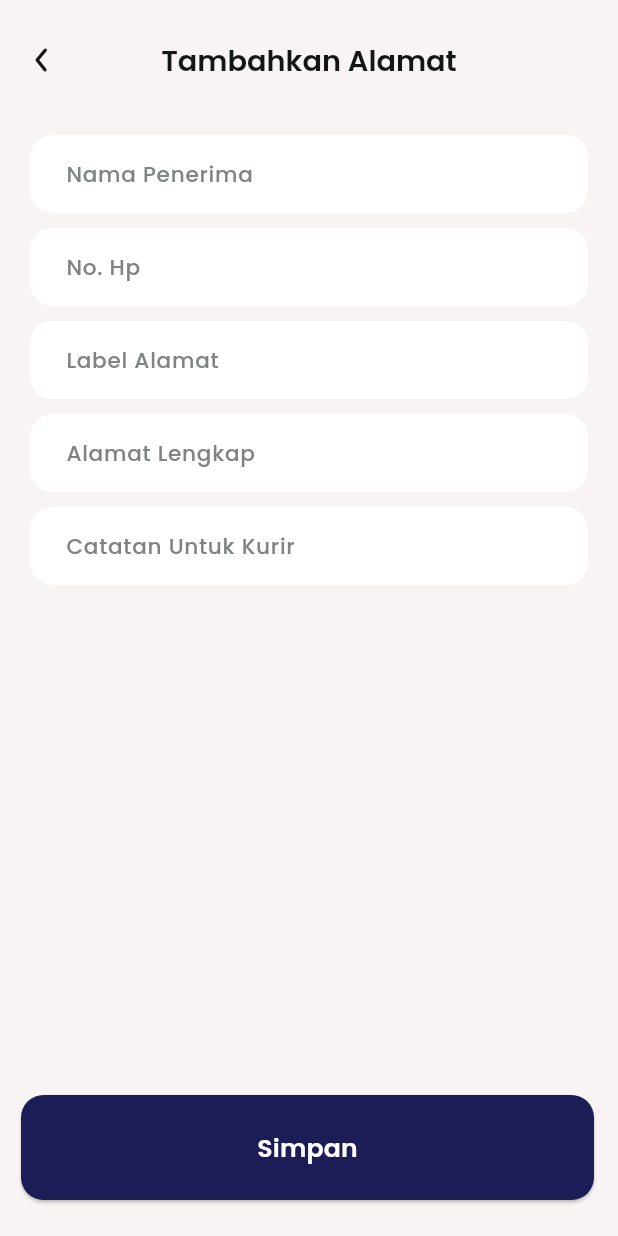
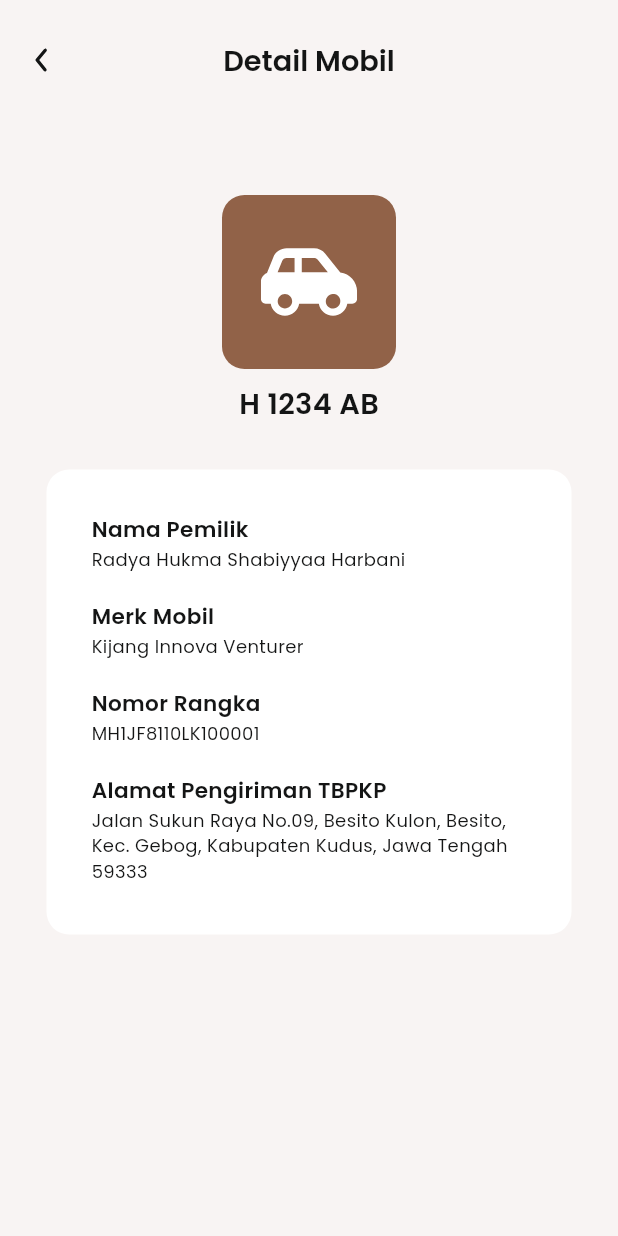
Before and after one commit to SyahranFD/govbill, a Flutter app: the screen it shows after launch, on a phone screen of 412 x 824 dp. Run offline on Flutter 3.47's test engine with Material 3 defaults, Android fonts, the phone set to English and light mode, and no system bars; our stand-ins replace flutter_svg, get, google_fonts; project files that could hold a hidden picture were left out.

Commit message:
RH : styling detail kendaraan page

```diff
--- /dev/null
+++ b/lib/app/pages/detail_kendaraan_page/component/detail_mobil/detail_mobil_view.dart
@@ -0,0 +1,153 @@
+import 'package:flutter/material.dart';
+import 'package:flutter_svg/svg.dart';
+import 'package:get/get.dart';
+import 'package:govbill/common/helper/themes.dart';
+
+class DetailMobilPageView extends StatelessWidget {
+  const DetailMobilPageView({super.key});
+
+  @override
+  Widget build(BuildContext context) {
+    return Scaffold(
+      backgroundColor: backgroundPageColor,
+      appBar: AppBar(
+        toolbarHeight: 80,
+        backgroundColor: backgroundPageColor,
+        elevation: 0,
+        title: Text(
+          'Detail Mobil',
+          style: tsBodyLargeSemiboldBlack,
+        ),
+        centerTitle: true,
+        leading: InkWell(
+          onTap: () => Get.back(),
+          child: Padding(
+            padding: EdgeInsets.symmetric(
+              horizontal: 15,
+            ),
+            child: SvgPicture.asset(
+              'assets/icons/icArrowBack.svg',
+            ),
+          ),
+        ),
+      ),
+      body: Center(
+        child: Column(
+          children: [
+            Container(
+              alignment: Alignment.center,
+              width: 116,
+              height: 116,
+              margin: EdgeInsets.only(
+                top: 50,
+              ),
+              decoration: BoxDecoration(
+                color: categoryMobil,
+                borderRadius: BorderRadius.circular(15),
+              ),
+              child: SvgPicture.asset(
+                'assets/icons/icMobil.svg',
+                height: 55,
+              ),
+            ),
+            SizedBox(
+              height: 10,
+            ),
+            Text(
+              'H 1234 AB',
+              style: tsBodyLargeSemiboldBlack,
+            ),
+            SizedBox(
+              height: 30,
+            ),
+            Container(
+              width: 350,
+              height: 310,
+              decoration: BoxDecoration(
+                color: primaryColor,
+                borderRadius: BorderRadius.circular(15),
+              ),
+              child: Padding(
+                padding: const EdgeInsets.all(30),
+                child: Column(
+                  crossAxisAlignment: CrossAxisAlignment.start,
+                  children: [
+                    Container(
+                      child: Column(
+                        crossAxisAlignment: CrossAxisAlignment.start,
+                        children: [
+                          Text(
+                            'Nama Pemilik',
+                            style: tsBodySmallSemiboldBlack,
+                          ),
+                          Text(
+                            'Radya Hukma Shabiyyaa Harbani',
+                            style: tsLabelRegularBlack,
+                          ),
+                        ],
+                      ),
+                    ),
+                    SizedBox(
+                      height: 20,
+                    ),
+                    Container(
+                      child: Column(
+                        crossAxisAlignment: CrossAxisAlignment.start,
+                        children: [
+                          Text(
+                            'Merk Mobil',
+                            style: tsBodySmallSemiboldBlack,
+                          ),
+                          Text(
+                            'Kijang Innova Venturer',
+                            style: tsLabelRegularBlack,
+                          ),
+                        ],
+                      ),
+                    ),
+                    SizedBox(
+                      height: 20,
+                    ),
+                    Container(
+                      child: Column(
+                        crossAxisAlignment: CrossAxisAlignment.start,
+                        children: [
+                          Text(
+                            'Nomor Rangka',
+                            style: tsBodySmallSemiboldBlack,
+                          ),
+                          Text(
+                            'MH1JF8110LK100001',
+                            style: tsLabelRegularBlack,
+                          ),
+                        ],
+                      ),
+                    ),
+                    SizedBox(
+                      height: 20,
+                    ),
+                    Container(
+                      child: Column(
+                        crossAxisAlignment: CrossAxisAlignment.start,
+                        children: [
+                          Text(
+                            'Alamat Pengiriman TBPKP',
+                            style: tsBodySmallSemiboldBlack,
+                          ),
+                          Text(
+                            'Jalan Sukun Raya No.09, Besito Kulon, Besito, Kec. Gebog, Kabupaten Kudus, Jawa Tengah 59333',
+                            style: tsLabelRegularBlack,
+                          ),
+                        ],
+                      ),
+                    ),
+                  ],
+                ),
+              ),
+            ),
+          ],
+        ),
+      ),
+    );
+  }
+}
--- a/lib/app/pages/tambah_alamat_page/tambah_alamat_binding.dart
+++ b/lib/app/pages/tambah_alamat_page/tambah_alamat_binding.dart
@@ -1,5 +1,5 @@
 import 'package:get/get.dart';
-import 'package:govbill/app/pages/tambah_tagihan_binding/tambah_tagihan_controller.dart';
+import 'package:govbill/app/pages/tambah_tagihan_page/tambah_tagihan_controller.dart';
 
 class TambahAlamatPageBinding extends Bindings {
   @override
--- a/lib/app/pages/tambah_tagihan_binding/tambah_tagihan_binding.dart
+++ b/lib/app/pages/tambah_tagihan_page/tambah_tagihan_binding.dart
@@ -1,5 +1,5 @@
 import 'package:get/get.dart';
-import 'package:govbill/app/pages/tambah_tagihan_binding/tambah_tagihan_controller.dart';
+import 'package:govbill/app/pages/tambah_tagihan_page/tambah_tagihan_controller.dart';
 
 class TambahTagihanPageBinding extends Bindings {
   @override
--- a/lib/common/routes/app_pages.dart
+++ b/lib/common/routes/app_pages.dart
@@ -3,8 +3,9 @@ import 'package:govbill/app/pages/daftar_alamat_page/daftar_alamat_binding.dart'
 import 'package:govbill/app/pages/daftar_alamat_page/daftar_alamat_view.dart';
 import 'package:govbill/app/pages/detail_kategori_page/detail_kategori_binding.dart';
 import 'package:govbill/app/pages/detail_kategori_page/detail_kategori_view.dart';
+import 'package:govbill/app/pages/detail_kendaraan_page/component/detail_mobil/detail_mobil_view.dart';
+import 'package:govbill/app/pages/detail_kendaraan_page/component/detail_motor/detail_motor_view.dart';
 import 'package:govbill/app/pages/detail_kendaraan_page/detail_kendaraan_binding.dart';
-import 'package:govbill/app/pages/detail_kendaraan_page/detail_kendaraan_view.dart';
 import 'package:govbill/app/pages/history_page/history_page_binding.dart';
 import 'package:govbill/app/pages/history_page/history_page_view.dart';
 import 'package:govbill/app/pages/home_page/home_page_binding.dart';
@@ -27,15 +28,13 @@ import 'package:govbill/app/pages/tambah_kartu_page/tambah_kartu_binding.dart';
 import 'package:govbill/app/pages/tambah_kartu_page/tambah_kartu_view.dart';
 import 'package:govbill/app/pages/tambah_metode_pembayaran_page/tambah_metode_pembayaran_binding.dart';
 import 'package:govbill/app/pages/tambah_metode_pembayaran_page/tambah_metode_pembayaran_view.dart';
-import 'package:govbill/app/pages/tambah_tagihan_binding/tambah_tagihan_binding.dart';
-import 'package:govbill/app/pages/tambah_tagihan_binding/tambah_tagihan_view.dart';
 part 'app_routes.dart';
 
 class AppPages {
   // static var routes;
 
   AppPages._();
-  static const INITIAL = Routes.TAMBAH_ALAMAT_PAGE;
+  static const INITIAL = Routes.DETAIL_MOBIL_PAGE;
 
   static final routes = [
     GetPage(
@@ -69,12 +68,6 @@ class AppPages {
       transition: Transition.noTransition,
     ),
     GetPage(
-      name: _Paths.DETAIL_KENDARAAN_PAGE,
-      page: () => DetailKendaraanPageView(),
-      binding: DetailKendaraanPageBinding(),
-      transition: Transition.noTransition,
-    ),
-    GetPage(
       name: _Paths.METODE_PEMBAYARAN_PAGE,
       page: () => MetodePembayaranPageView(),
       binding: MetodePembayaranPageBinding(),
@@ -96,12 +89,6 @@ class AppPages {
       name: _Paths.PILIH_TAGIHAN_PAGE,
       page: () => PilihTagihanPageView(),
       binding: PilihTagihanPageBinding(),
-      transition: Transition.noTransition,
-    ),
-    GetPage(
-      name: _Paths.TAMBAH_TAGIHAN_PAGE,
-      page: () => TambahTagihanPageView(),
-      binding: TambahTagihanPageBinding(),
       transition: Transition.noTransition,
     ),
     GetPage(
@@ -128,5 +115,17 @@ class AppPages {
       binding: ProfilePageBinding(),
       transition: Transition.noTransition,
     ),
+    GetPage(
+      name: _Paths.DETAIL_MOTOR_PAGE,
+      page: () => DetailMotorPageView(),
+      binding: DetailKendaraanPageBinding(),
+      transition: Transition.noTransition,
+    ),
+    GetPage(
+      name: _Paths.DETAIL_MOBIL_PAGE,
+      page: () => DetailMobilPageView(),
+      binding: DetailKendaraanPageBinding(),
+      transition: Transition.noTransition,
+    ),
   ];
 }
--- a/lib/common/routes/app_routes.dart
+++ b/lib/common/routes/app_routes.dart
@@ -8,7 +8,6 @@ abstract class Routes {
   static const HOME_PAGE = _Paths.HOME_PAGE;
   static const TAGIHAN_AKAN_DATANG_PAGE = _Paths.TAGIHAN_AKAN_DATANG_PAGE;
   static const DETAIL_KATEGORI_PAGE = _Paths.DETAIL_KATEGORI_PAGE;
-  static const DETAIL_KENDARAAN_PAGE = _Paths.DETAIL_KENDARAAN_PAGE;
   static const METODE_PEMBAYARAN_PAGE = _Paths.METODE_PEMBAYARAN_PAGE;
   static const TAMBAH_METODE_PEMBAYARAN_PAGE = _Paths.TAMBAH_METODE_PEMBAYARAN_PAGE;
   static const TAMBAH_KARTU_PAGE = _Paths.TAMBAH_KARTU_PAGE;
@@ -18,6 +17,8 @@ abstract class Routes {
   static const TAMBAH_ALAMAT_PAGE = _Paths.TAMBAH_ALAMAT_PAGE;
   static const HISTORY_PAGE = _Paths.HISTORY_PAGE;
   static const PROFILE_PAGE = _Paths.PROFILE_PAGE;
+  static const DETAIL_MOTOR_PAGE = _Paths.DETAIL_MOTOR_PAGE;
+  static const DETAIL_MOBIL_PAGE = _Paths.DETAIL_MOBIL_PAGE;
 }
 
 abstract class _Paths {
@@ -28,7 +29,6 @@ abstract class _Paths {
   static const HOME_PAGE = '/';
   static const TAGIHAN_AKAN_DATANG_PAGE = '/tagihan-akan-datang';
   static const DETAIL_KATEGORI_PAGE = '/detail-kategori';
-  static const DETAIL_KENDARAAN_PAGE = '/detail-kendaraan';
   static const METODE_PEMBAYARAN_PAGE = '/metode-pembayaran';
   static const TAMBAH_METODE_PEMBAYARAN_PAGE = '/tambah-metode-pembayaran';
   static const TAMBAH_KARTU_PAGE = '/tambah-kartu';
@@ -38,4 +38,6 @@ abstract class _Paths {
   static const TAMBAH_ALAMAT_PAGE = '/tambah-alamat';
   static const HISTORY_PAGE = '/history';
   static const PROFILE_PAGE = '/profile';
+  static const DETAIL_MOTOR_PAGE = '/detail-motor';
+  static const DETAIL_MOBIL_PAGE = '/detail-mobil';
 }
```
Also changed, not shown: lib/app/pages/detail_kendaraan_page/component/detail_motor/detail_motor_view.dart (added, +152 -0 lines), lib/app/pages/detail_kendaraan_page/detail_kendaraan_view.dart (deleted, +0 -23 lines), lib/app/pages/tambah_tagihan_binding/tambah_tagihan_view.dart (deleted, +0 -23 lines), lib/app/pages/tambah_tagihan_page/component/tambah_motor/tambah_motor_view1.dart (added, +10 -0 lines), assets/icons/icMobil.svg (added), assets/icons/icMotor.svg (added), lib/app/pages/tambah_tagihan_page/component/tambah_mobil/tambah_mobil_view1.dart (added), lib/app/pages/tambah_tagihan_page/component/tambah_mobil/tambah_mobil_view2.dart (added), lib/app/pages/tambah_tagihan_page/component/tambah_motor/tambah_motor_view2.dart (added), lib/app/pages/tambah_tagihan_page/tambah_tagihan_controller.dart (renamed from lib/app/pages/tambah_tagihan_binding/tambah_tagihan_controller.dart).
